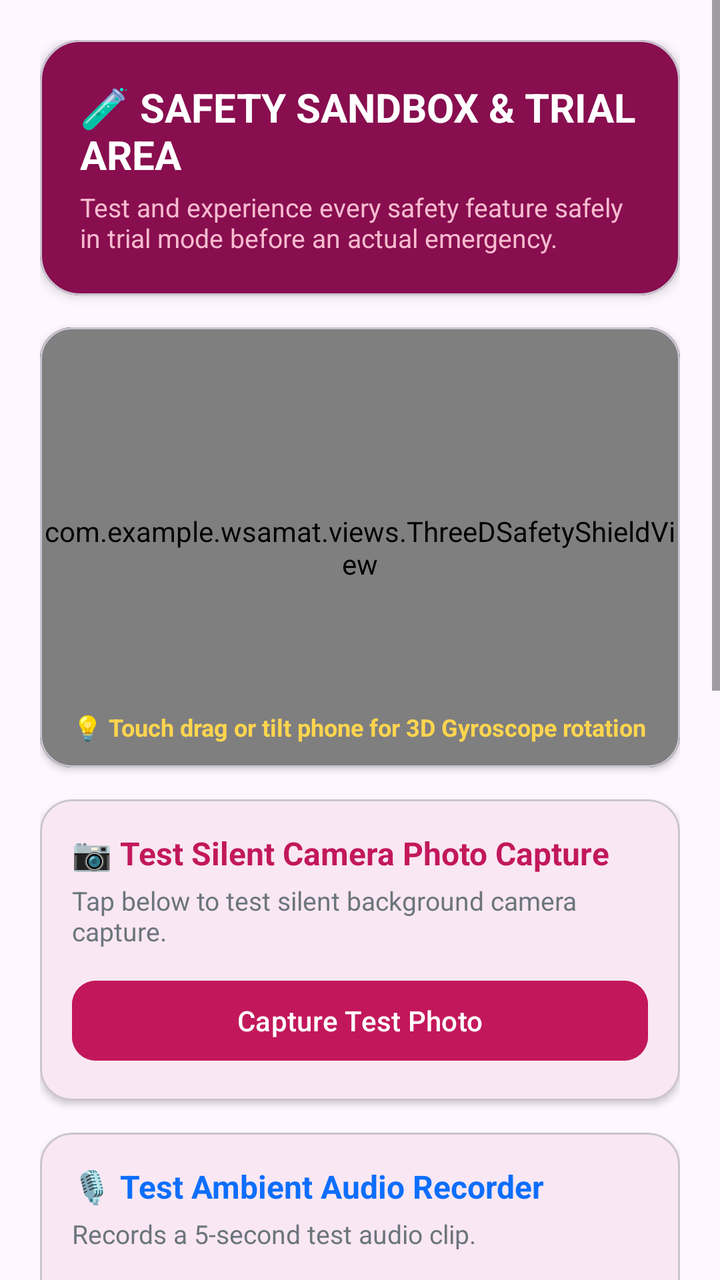
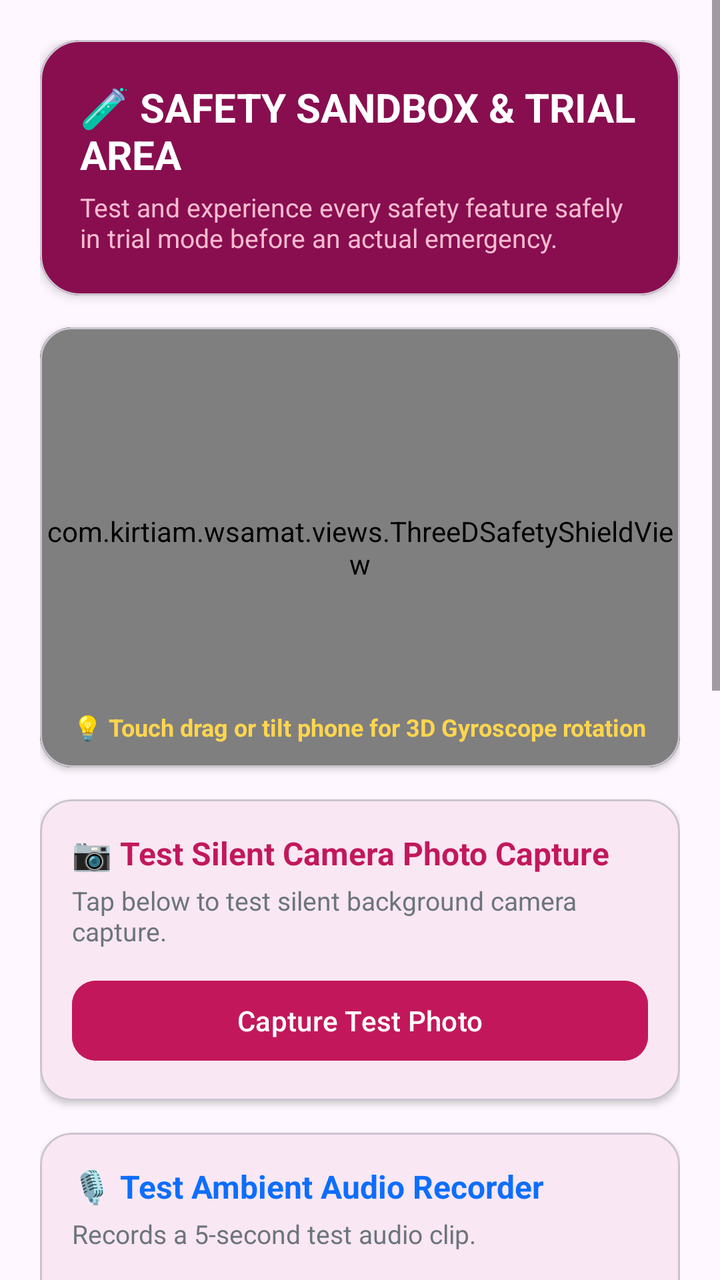

An Android layout rendered at two revisions. The XML below is the earlier revision; the diff shows what the commit changed to produce the second picture.
<!-- AndroidManifest.xml: activity theme Theme.Wsamat -->
<!-- res/layout/activity_trial_area.xml -->
<?xml version="1.0" encoding="utf-8"?>
<ScrollView xmlns:android="http://schemas.android.com/apk/res/android"
    xmlns:app="http://schemas.android.com/apk/res-auto"
    android:layout_width="match_parent"
    android:layout_height="match_parent"
    android:fillViewport="true">

    <LinearLayout
        android:layout_width="match_parent"
        android:layout_height="wrap_content"
        android:orientation="vertical"
        android:padding="20dp">

        
        <com.google.android.material.card.MaterialCardView
            android:layout_width="match_parent"
            android:layout_height="wrap_content"
            app:cardBackgroundColor="#880E4F"
            app:cardCornerRadius="20dp"
            app:cardElevation="3dp">

            <LinearLayout
                android:layout_width="match_parent"
                android:layout_height="wrap_content"
                android:orientation="vertical"
                android:padding="20dp">

                <TextView
                    android:layout_width="wrap_content"
                    android:layout_height="wrap_content"
                    android:text="🧪 SAFETY SANDBOX &amp; TRIAL AREA"
                    android:textColor="#FFFFFF"
                    android:textSize="20sp"
                    android:textStyle="bold" />

                <TextView
                    android:layout_width="wrap_content"
                    android:layout_height="wrap_content"
                    android:layout_marginTop="4dp"
                    android:text="Test and experience every safety feature safely in trial mode before an actual emergency."
                    android:textColor="#F8BBD0"
                    android:textSize="13sp" />
            </LinearLayout>
        </com.google.android.material.card.MaterialCardView>

        
        <com.google.android.material.card.MaterialCardView
            android:layout_width="match_parent"
            android:layout_height="220dp"
            android:layout_marginTop="16dp"
            app:cardCornerRadius="16dp"
            app:cardElevation="2dp">

            <FrameLayout
                android:layout_width="match_parent"
                android:layout_height="match_parent"
                android:background="#1E1E1E">

                <com.example.wsamat.views.ThreeDSafetyShieldView
                    android:id="@+id/trial3dShieldView"
                    android:layout_width="match_parent"
                    android:layout_height="match_parent" />

                <TextView
                    android:layout_width="wrap_content"
                    android:layout_height="wrap_content"
                    android:layout_gravity="bottom|center_horizontal"
                    android:layout_marginBottom="12dp"
                    android:text="💡 Touch drag or tilt phone for 3D Gyroscope rotation"
                    android:textColor="#FFD54F"
                    android:textSize="12sp"
                    android:textStyle="bold" />
            </FrameLayout>
        </com.google.android.material.card.MaterialCardView>

        
        <com.google.android.material.card.MaterialCardView
            android:layout_width="match_parent"
            android:layout_height="wrap_content"
            android:layout_marginTop="16dp"
            app:cardCornerRadius="16dp"
            app:cardElevation="2dp">

            <LinearLayout
                android:layout_width="match_parent"
                android:layout_height="wrap_content"
                android:orientation="vertical"
                android:padding="16dp">

                <TextView
                    android:layout_width="wrap_content"
                    android:layout_height="wrap_content"
                    android:text="📷 Test Silent Camera Photo Capture"
                    android:textColor="#C2185B"
                    android:textSize="16sp"
                    android:textStyle="bold" />

                <TextView
                    android:id="@+id/tvTrialPhotoStatus"
                    android:layout_width="wrap_content"
                    android:layout_height="wrap_content"
                    android:layout_marginTop="4dp"
                    android:text="Tap below to test silent background camera capture."
                    android:textColor="#6C757D"
                    android:textSize="13sp" />

                <ImageView
                    android:id="@+id/ivTrialPhotoPreview"
                    android:layout_width="match_parent"
                    android:layout_height="180dp"
                    android:layout_marginTop="12dp"
                    android:background="#E0E0E0"
                    android:scaleType="centerCrop"
                    android:visibility="gone" />

                <com.google.android.material.button.MaterialButton
                    android:id="@+id/btnTrialTestCamera"
                    android:layout_width="match_parent"
                    android:layout_height="48dp"
                    android:layout_marginTop="12dp"
                    android:backgroundTint="#C2185B"
                    android:text="Capture Test Photo"
                    android:textColor="#FFFFFF"
                    app:cornerRadius="12dp" />
            </LinearLayout>
        </com.google.android.material.card.MaterialCardView>

        
        <com.google.android.material.card.MaterialCardView
            android:layout_width="match_parent"
            android:layout_height="wrap_content"
            android:layout_marginTop="16dp"
            app:cardCornerRadius="16dp"
            app:cardElevation="2dp">

            <LinearLayout
                android:layout_width="match_parent"
                android:layout_height="wrap_content"
                android:orientation="vertical"
                android:padding="16dp">

                <TextView
                    android:layout_width="wrap_content"
                    android:layout_height="wrap_content"
                    android:text="🎙️ Test Ambient Audio Recorder"
                    android:textColor="#0D6EFD"
                    android:textSize="16sp"
                    android:textStyle="bold" />

                <TextView
                    android:id="@+id/tvTrialAudioStatus"
                    android:layout_width="wrap_content"
                    android:layout_height="wrap_content"
                    android:layout_marginTop="4dp"
                    android:text="Records a 5-second test audio clip."
                    android:textColor="#6C757D"
                    android:textSize="13sp" />

                <LinearLayout
                    android:layout_width="match_parent"
                    android:layout_height="wrap_content"
                    android:layout_marginTop="12dp"
                    android:orientation="horizontal">

                    <com.google.android.material.button.MaterialButton
                        android:id="@+id/btnTrialRecordAudio"
                        android:layout_width="0dp"
                        android:layout_height="48dp"
                        android:layout_marginEnd="6dp"
                        android:layout_weight="1"
                        android:backgroundTint="#0D6EFD"
                        android:text="Record (5s)"
                        android:textColor="#FFFFFF"
                        app:cornerRadius="12dp" />

                    <com.google.android.material.button.MaterialButton
                        android:id="@+id/btnTrialPlayAudio"
                        style="@style/Widget.MaterialComponents.Button.OutlinedButton"
                        android:layout_width="0dp"
                        android:layout_height="48dp"
                        android:layout_marginStart="6dp"
                        android:layout_weight="1"
                        android:enabled="false"
                        android:text="▶ Play Audio"
                        android:textColor="#0D6EFD"
                        app:cornerRadius="12dp"
                        app:strokeColor="#0D6EFD" />
                </LinearLayout>
            </LinearLayout>
        </com.google.android.material.card.MaterialCardView>

        
        <com.google.android.material.card.MaterialCardView
            android:layout_width="match_parent"
            android:layout_height="wrap_content"
            android:layout_marginTop="16dp"
            app:cardCornerRadius="16dp"
            app:cardElevation="2dp">

            <LinearLayout
                android:layout_width="match_parent"
                android:layout_height="wrap_content"
                android:orientation="vertical"
                android:padding="16dp">

                <TextView
                    android:layout_width="wrap_content"
                    android:layout_height="wrap_content"
                    android:text="📍 Test Live GPS Location Fetch"
                    android:textColor="#198754"
                    android:textSize="16sp"
                    android:textStyle="bold" />

                <TextView
                    android:id="@+id/tvTrialLocationStatus"
                    android:layout_width="wrap_content"
                    android:layout_height="wrap_content"
                    android:layout_marginTop="4dp"
                    android:text="Tap below to test multi-stage GPS location acquisition."
                    android:textColor="#6C757D"
                    android:textSize="13sp" />

                <com.google.android.material.button.MaterialButton
                    android:id="@+id/btnTrialFetchLocation"
                    android:layout_width="match_parent"
                    android:layout_height="48dp"
                    android:layout_marginTop="12dp"
                    android:backgroundTint="#198754"
                    android:text="Fetch Live GPS Location"
                    android:textColor="#FFFFFF"
                    app:cornerRadius="12dp" />
            </LinearLayout>
        </com.google.android.material.card.MaterialCardView>

        
        <com.google.android.material.card.MaterialCardView
            android:layout_width="match_parent"
            android:layout_height="wrap_content"
            android:layout_marginTop="16dp"
            app:cardCornerRadius="16dp"
            app:cardElevation="2dp">

            <LinearLayout
                android:layout_width="match_parent"
                android:layout_height="wrap_content"
                android:orientation="vertical"
                android:padding="16dp">

                <TextView
                    android:layout_width="wrap_content"
                    android:layout_height="wrap_content"
                    android:text="🔊 Test Panic Siren &amp; High-Decibel Whistle"
                    android:textColor="#E65100"
                    android:textSize="16sp"
                    android:textStyle="bold" />

                <LinearLayout
                    android:layout_width="match_parent"
                    android:layout_height="wrap_content"
                    android:layout_marginTop="12dp"
                    android:orientation="horizontal">

                    <com.google.android.material.button.MaterialButton
                        android:id="@+id/btnTrialSiren"
                        android:layout_width="0dp"
                        android:layout_height="48dp"
                        android:layout_marginEnd="6dp"
                        android:layout_weight="1"
                        android:backgroundTint="#E65100"
                        android:text="Panic Siren"
                        android:textColor="#FFFFFF"
                        app:cornerRadius="12dp" />

                    <com.google.android.material.button.MaterialButton
                        android:id="@+id/btnTrialWhistle"
                        android:layout_width="0dp"
                        android:layout_height="48dp"
                        android:layout_marginStart="6dp"
                        android:layout_weight="1"
                        android:backgroundTint="#D32F2F"
                        android:text="3.8kHz Whistle"
                        android:textColor="#FFFFFF"
                        app:cornerRadius="12dp" />
                </LinearLayout>
            </LinearLayout>
        </com.google.android.material.card.MaterialCardView>

        
        <com.google.android.material.card.MaterialCardView
            android:layout_width="match_parent"
            android:layout_height="wrap_content"
            android:layout_marginTop="16dp"
            app:cardCornerRadius="16dp"
            app:cardElevation="2dp">

            <LinearLayout
                android:layout_width="match_parent"
                android:layout_height="wrap_content"
                android:orientation="vertical"
                android:padding="16dp">

                <TextView
                    android:layout_width="wrap_content"
                    android:layout_height="wrap_content"
                    android:text="📞 Deception Tools: Fake Call &amp; Camouflage Calculator"
                    android:textColor="#6F42C1"
                    android:textSize="16sp"
                    android:textStyle="bold" />

                <LinearLayout
                    android:layout_width="match_parent"
                    android:layout_height="wrap_content"
                    android:layout_marginTop="12dp"
                    android:orientation="horizontal">

                    <com.google.android.material.button.MaterialButton
                        android:id="@+id/btnTrialFakeCall"
                        android:layout_width="0dp"
                        android:layout_height="48dp"
                        android:layout_marginEnd="6dp"
                        android:layout_weight="1"
                        android:backgroundTint="#6F42C1"
                        android:text="Fake Call (3s)"
                        android:textColor="#FFFFFF"
                        app:cornerRadius="12dp" />

                    <com.google.android.material.button.MaterialButton
                        android:id="@+id/btnTrialCalculator"
                        android:layout_width="0dp"
                        android:layout_height="48dp"
                        android:layout_marginStart="6dp"
                        android:layout_weight="1"
                        android:backgroundTint="#495057"
                        android:text="Calculator SOS"
                        android:textColor="#FFFFFF"
                        app:cornerRadius="12dp" />
                </LinearLayout>
            </LinearLayout>
        </com.google.android.material.card.MaterialCardView>

    </LinearLayout>
</ScrollView>
<!-- resources referenced by this layout -->
<resources>
  <style name="Theme.Wsamat" parent="Base.Theme.Wsamat" />
  <style name="Base.Theme.Wsamat" parent="Theme.Material3.DayNight.NoActionBar">
          <item name="colorPrimary">#C2185B</item>
          <item name="colorOnPrimary">#FFFFFF</item>
          <item name="colorPrimaryContainer">#F8BBD0</item>
          <item name="colorOnPrimaryContainer">#880E4F</item>
          <item name="colorSecondary">#D32F2F</item>
          <item name="colorOnSecondary">#FFFFFF</item>
          <item name="android:statusBarColor">#880E4F</item>
          <item name="android:windowLightStatusBar">false</item>
      </style>
</resources>

<!-- the commit's change to res/layout/activity_trial_area.xml (unified diff, before → after) -->
@@ -56,7 +56,7 @@
                 android:layout_height="match_parent"
                 android:background="#1E1E1E">
 
-                <com.example.wsamat.views.ThreeDSafetyShieldView
+                <com.kirtiam.wsamat.views.ThreeDSafetyShieldView
                     android:id="@+id/trial3dShieldView"
                     android:layout_width="match_parent"
                     android:layout_height="match_parent" />
